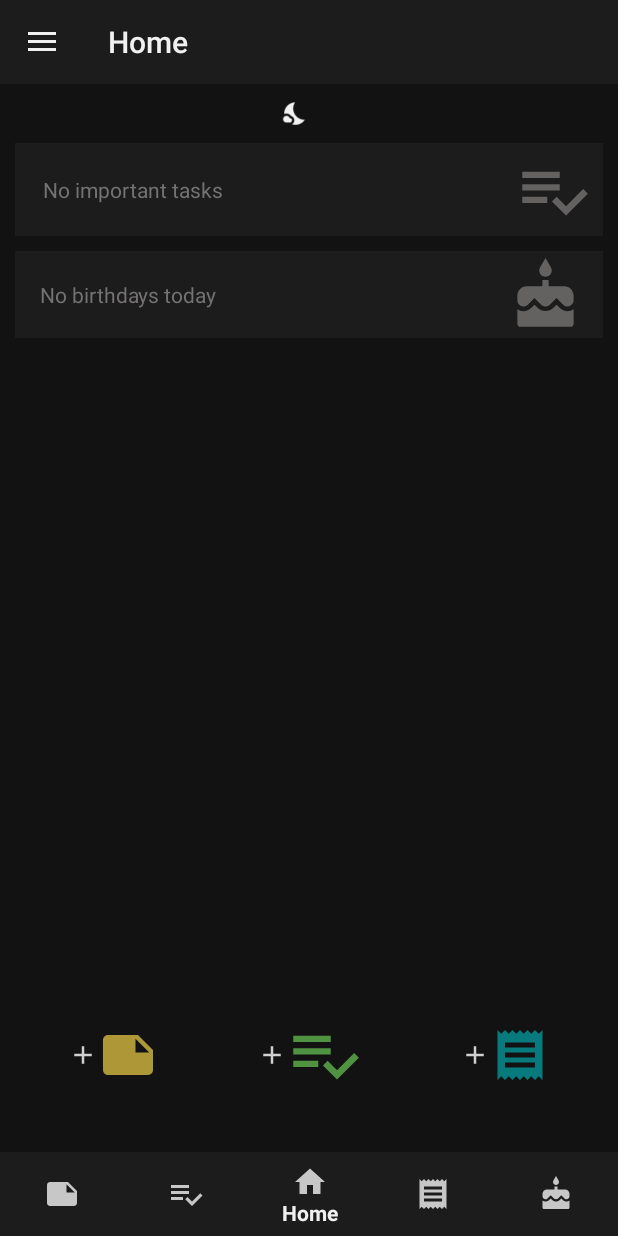
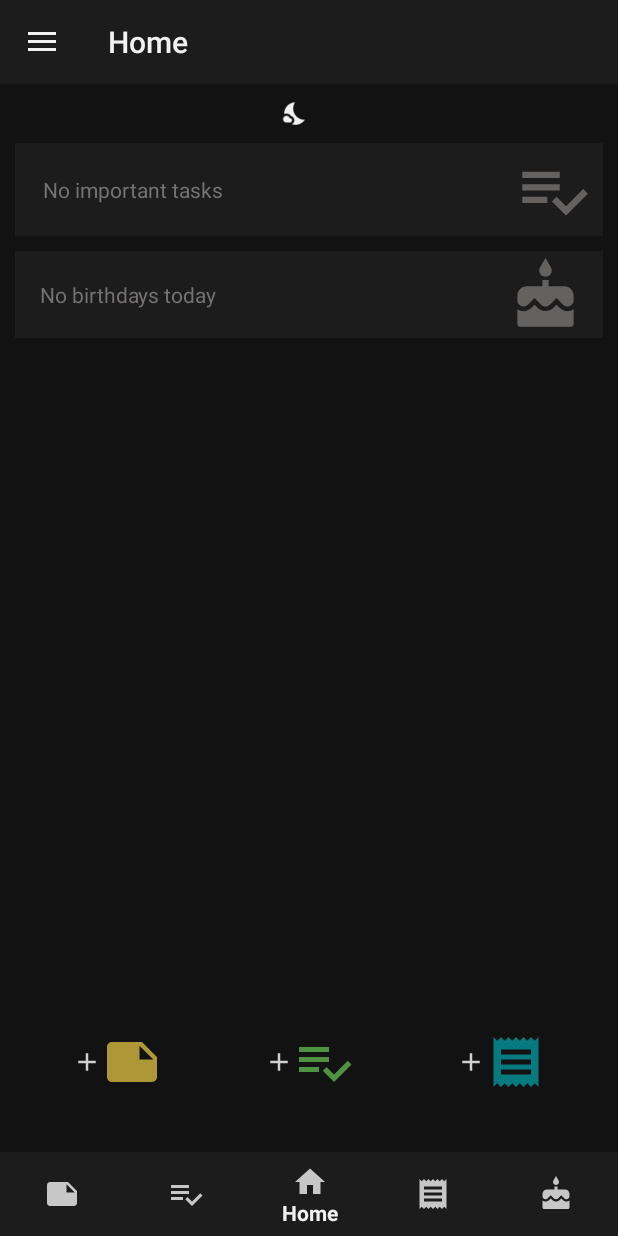
Before and after one commit to RayLeaf-Studios/PocketPlan, an Android app: the screen it shows after launch (MainActivity), on a phone screen of 412 x 824 dp. Run offline under Robolectric (Android 15) with nearby library versions, the phone set to English and light mode, and no system bars; libraries missing offline, so code that uses them is left out: com.jakewharton.threetenabp; Roboto replaces fonts that are not available here; 19 statements that could not run were skipped.

Commit message:
updated todo, cleanup fragment_home.xml, color change for birthday info in row_birthday.xml

```diff
--- a/app/src/main/res/layout/fragment_home.xml
+++ b/app/src/main/res/layout/fragment_home.xml
@@ -126,9 +126,10 @@
             android:layout_width="40dp"
             android:layout_height="40dp"
             android:src="@drawable/ic_action_notes"
-            android:tint="@color/colorNoteYellow"
+            app:layout_constraintBottom_toBottomOf="parent"
             app:layout_constraintStart_toEndOf="@id/ivAdd"
-            app:layout_constraintTop_toTopOf="parent" />
+            app:layout_constraintTop_toTopOf="parent"
+            app:tint="@color/colorNoteYellow" />
 
     </androidx.constraintlayout.widget.ConstraintLayout>
 
@@ -154,13 +155,13 @@
 
         <ImageView
             android:id="@+id/ivTask"
-            android:layout_width="50dp"
-            android:tint="@color/colorNoteGreen"
-            android:layout_height="50dp"
+            android:layout_width="40dp"
+            android:layout_height="40dp"
             android:src="@drawable/ic_action_todo"
             app:layout_constraintBottom_toBottomOf="parent"
             app:layout_constraintStart_toEndOf="@id/ivAdd2"
-            app:layout_constraintTop_toTopOf="parent" />
+            app:layout_constraintTop_toTopOf="parent"
+            app:tint="@color/colorNoteGreen" />
 
     </androidx.constraintlayout.widget.ConstraintLayout>
 
@@ -189,10 +190,11 @@
             android:id="@+id/ivItem"
             android:layout_width="40dp"
             android:layout_height="40dp"
-            android:tint="@color/colorIconShopping"
             android:src="@drawable/ic_action_shopping"
+            app:layout_constraintBottom_toBottomOf="parent"
             app:layout_constraintStart_toEndOf="@id/ivAdd3"
-            app:layout_constraintTop_toTopOf="parent" />
+            app:layout_constraintTop_toTopOf="parent"
+            app:tint="@color/colorIconShopping" />
 
     </androidx.constraintlayout.widget.ConstraintLayout>
 
--- a/app/src/main/res/layout/row_birthday.xml
+++ b/app/src/main/res/layout/row_birthday.xml
@@ -72,7 +72,7 @@
            android:paddingBottom="4dp"
            android:textSize="@dimen/font_size_small"
            android:text=""
-           android:textColor="@color/colorHint"
+           android:textColor="@color/colorOnBackGround"
            android:layout_width="wrap_content"
            android:layout_height="wrap_content">
 
```
Also changed, not shown: app/src/main/java/com/pocket_plan/j7_003/ToDo.txt (+15 -15 lines).
